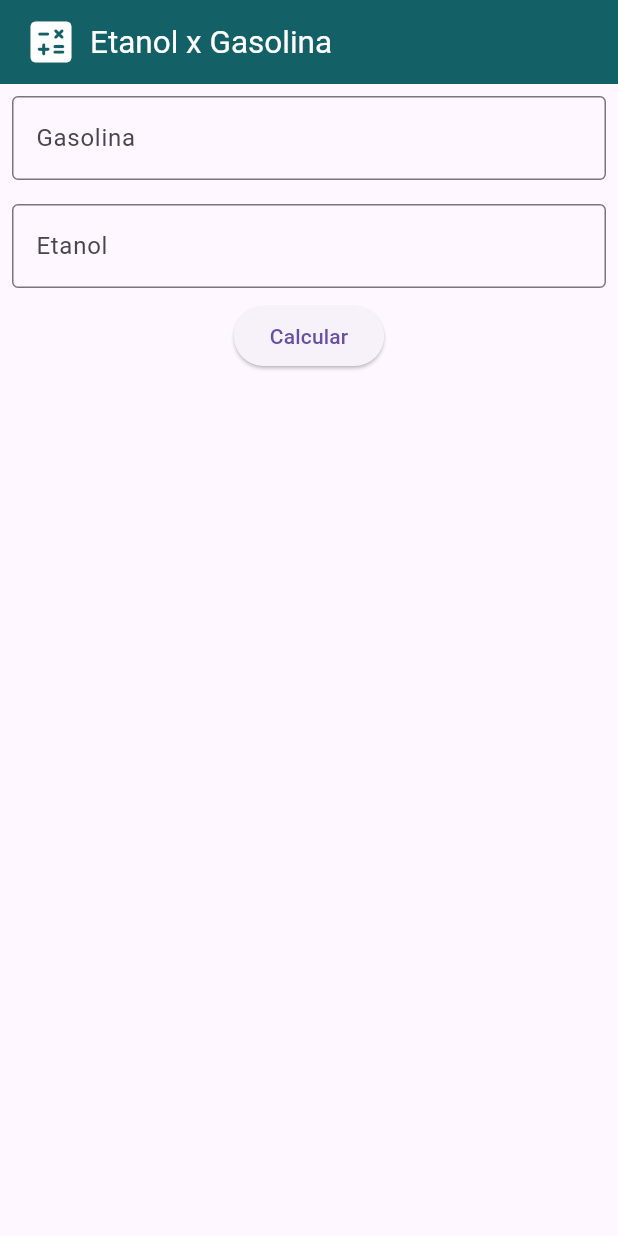
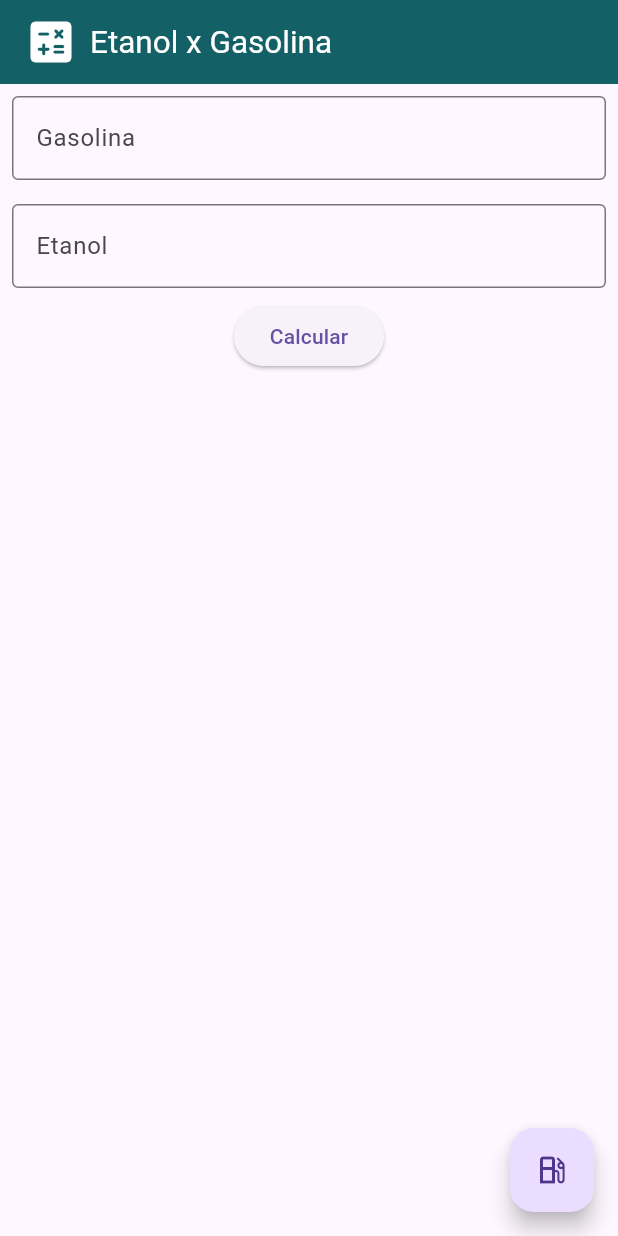
Before and after one commit to DiasEllen26/calculadora-combustivel, a Flutter app: the screen it shows after launch, after a tap on "Calcular", on a phone screen of 412 x 824 dp. Run offline on Flutter 3.47's test engine with Material 3 defaults, Android fonts, the phone set to English and light mode, and no system bars; missing offline and left inert: dart:js.

Commit message:
Primeiro Commit

```diff
--- /dev/null
+++ b/lib/bloc/calcular_combustivel_bloc.dart
@@ -0,0 +1,24 @@
+import 'package:aula03/ui/widgets/mensagem_alerta.dart';
+import 'package:flutter/widgets.dart';
+
+class CalcularCombustivelBloc{
+  final BuildContext context;
+  var resultado = '';
+  final  gasolinaController = TextEditingController();
+  final etanolController = TextEditingController();
+
+  CalcularCombustivelBloc(this.context);
+
+  void calcular() {
+    final valorGasolina = double.parse(gasolinaController.text);
+    final valorEtanol = double.parse(etanolController.text);
+    final mensagem = MensagemAlerta();
+
+    if (valorEtanol <= (valorGasolina * 0.7)) {
+      resultado = 'Etanol é melhor';
+      mensagem.show(context: context, title:'Resultado', alert: 'Etanol é melhor');
+    } else {
+      resultado = 'Gasolina é melhor';
+    }
+  }
+}
--- a/lib/ui/pages/home_page.dart
+++ b/lib/ui/pages/home_page.dart
@@ -1,3 +1,6 @@
+import 'dart:js';
+
+import 'package:aula03/bloc/calcular_combustivel_bloc.dart';
 import 'package:aula03/ui/widgets/campo_texto.dart';
 import 'package:flutter/material.dart';
 
@@ -8,14 +11,12 @@ class HomePage extends StatefulWidget {
   State<HomePage> createState() => _HomePageState();
 }
 
-
 class _HomePageState extends State<HomePage> {
-
-  final TextEditingController gasolinaController = TextEditingController();
-  final TextEditingController etanolController = TextEditingController();
 
   @override
   Widget build(BuildContext context) {
+    // Quando o nome do objeto começa com underline. indica que é privado
+    final _calcBloc = CalcularCombustivelBloc(context);
     return Placeholder(
       child: Scaffold(
           appBar: AppBar(title: const Row(
@@ -34,27 +35,31 @@ class _HomePageState extends State<HomePage> {
           ),
             backgroundColor: Color(0xFF136066),
           ),
+          // Botão que fica no canto inferior direito
+          floatingActionButton: FloatingActionButton(
+              onPressed: () {
+                setState(() { _calcBloc.calcular(); });
+              },
+            child: const Icon(Icons.local_gas_station_outlined),
+          ),
           body: Column(
             children: [
-              CampoTexto(gasolinaController,'Gasolina', 'R\$'),
-              CampoTexto(etanolController, 'Etanol', 'R\$'),
-
-              ElevatedButton(onPressed: calcular, child: Text("Calcular")),
-
+              CampoTexto(_calcBloc.gasolinaController,'Gasolina', 'R\$'),
+              CampoTexto(_calcBloc.etanolController, 'Etanol', 'R\$'),
+              ElevatedButton(
+                  onPressed: () {
+                    setState(() { _calcBloc.calcular(); });
+                  },
+                  child: Text('Calcular')
+              ),
+              Text(_calcBloc.resultado, style: TextStyle(
+                fontSize: 31,
+                color: Colors.black87,
+                fontWeight: FontWeight.bold
+              ),),
             ],
           )
       ),
     );
   }
-
-  void calcular() {
-    final valorGasolina = double.parse(gasolinaController.text);
-    final valorEtanol = double.parse(etanolController.text);
-
-    if (valorEtanol <= (valorGasolina * 0.7)) {
-      //Etanois é melhor
-    }else {
-      //Gasolina é melhor
-    }
-  }
 }
```
Also changed, not shown: lib/ui/widgets/mensagem_alerta.dart (added, +37 -0 lines).
